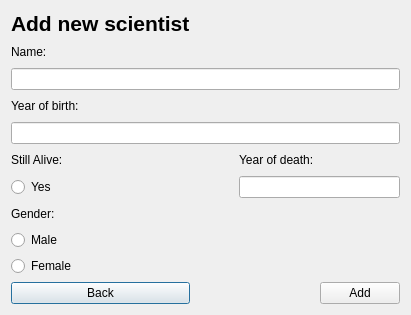
First picture: the form in scientistadd.ui, repository AndriM/Vika3, before the edit.
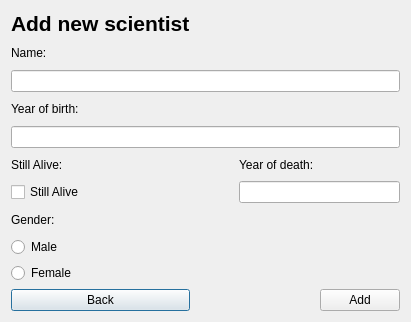
Second picture: the form after the edit.

Patch:
```diff
--- a/scientistadd.ui
+++ b/scientistadd.ui
@@ -7,7 +7,7 @@
     <x>0</x>
     <y>0</y>
     <width>411</width>
-    <height>315</height>
+    <height>322</height>
    </rect>
   </property>
   <property name="windowTitle">
@@ -101,9 +101,9 @@
     </widget>
    </item>
    <item row="8" column="0">
-    <widget class="QRadioButton" name="radioButton">
+    <widget class="QCheckBox" name="checkBox">
      <property name="text">
-      <string>Yes</string>
+      <string>Still Alive</string>
      </property>
     </widget>
    </item>
```
